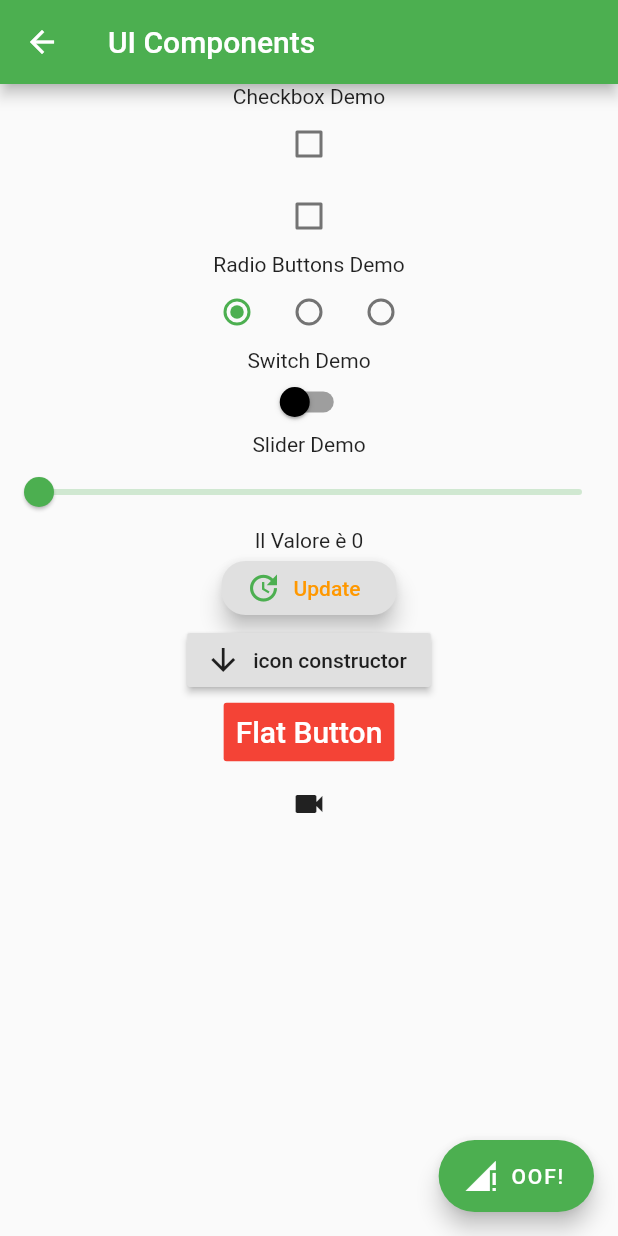
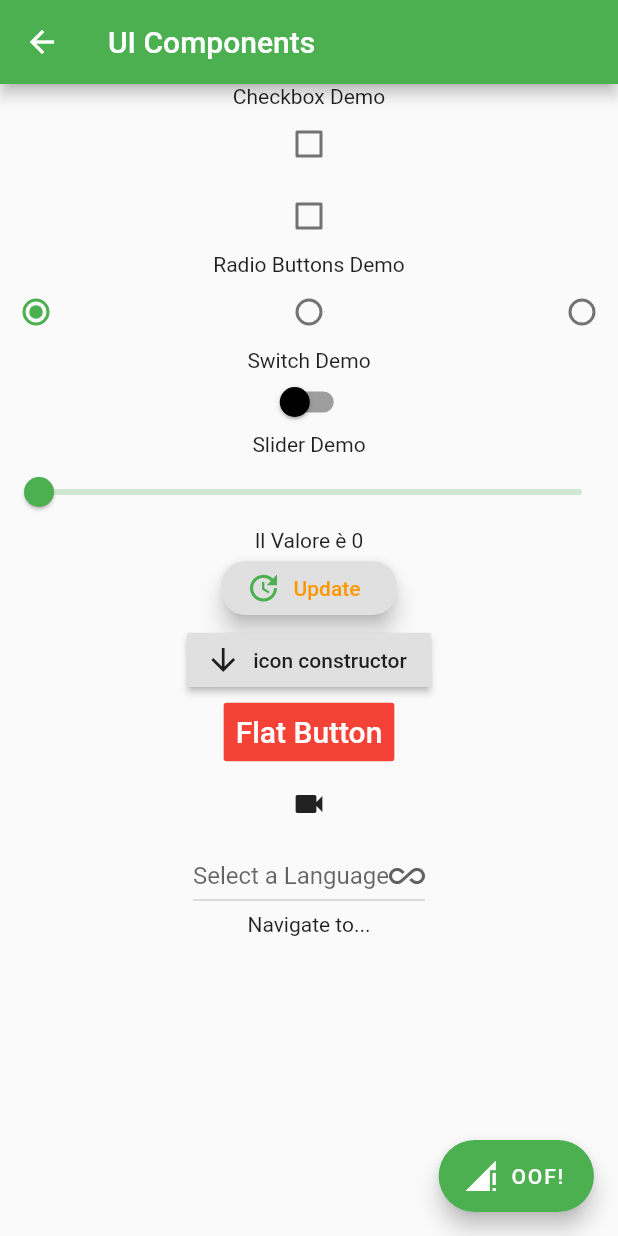
Before and after one commit to Davoleo/sample_flutter_app, a Flutter app: the ControlsRoute screen opened directly, on a phone screen of 412 x 824 dp. Run offline on Flutter 3.47's test engine with Material 2 defaults, Android fonts, the phone set to English and light mode, and no system bars.

Commit message:
DropdownButton | PopupMenuButton

```diff
--- a/lib/screens/controls_route.dart
+++ b/lib/screens/controls_route.dart
@@ -25,6 +25,20 @@ class _ControlsDemo extends State<ControlsRoute> {
 
   Options chosenOption = Options.op1;
 
+  final List<LanguageColor> langs = <LanguageColor> [
+    LanguageColor(1, "Java", Color(0xFFDC8F1F)),
+    LanguageColor(2, "Kotlin", Color(0xFFFFB240)),
+    LanguageColor(3, "Dart", Color(0xFF00E1D6)),
+    LanguageColor(4, "Typescript", Color(0xFF3691AB)),
+    LanguageColor(5, "C#", Color(0xFF1DA800)),
+    LanguageColor(6, "Objective C", Color(0xFF54B2FF)),
+    LanguageColor(6, "C++", Color(0xFFFF5E9C)),
+  ];
+
+  LanguageColor dropValue;
+
+  EnumPage popupValue;
+
   void onRadioClick(newValue) {
     setState(() {
       chosenOption = newValue;
@@ -33,6 +47,7 @@ class _ControlsDemo extends State<ControlsRoute> {
 
   @override
   Widget build(BuildContext context) {
+
     return Scaffold(
       appBar: AppBar(title: Text(widget.title),),
 
@@ -65,7 +80,7 @@ class _ControlsDemo extends State<ControlsRoute> {
             ),),
             Text("Radio Buttons Demo"),
             Center(child: Row(
-              mainAxisAlignment: MainAxisAlignment.center,
+              mainAxisAlignment: MainAxisAlignment.spaceBetween,
               children: <Widget>[
                 Radio(value: Options.op1, groupValue: chosenOption, onChanged: onRadioClick),
                 Radio(value: Options.op2, groupValue: chosenOption, onChanged: onRadioClick),
@@ -128,7 +143,53 @@ class _ControlsDemo extends State<ControlsRoute> {
 
               padding: EdgeInsets.all(8),
             ),
-            IconButton(icon: Icon(Icons.videocam), onPressed: () => {},),
+              IconButton(icon: Icon(Icons.videocam), onPressed: () => {},),
+              DropdownButton<LanguageColor>(
+                disabledHint: Text("Disabled"),
+                hint: Text("Select a Language"),
+                icon: Icon(Icons.all_inclusive),
+                isExpanded: false,
+
+                value: dropValue,
+                items: langs.map<DropdownMenuItem<LanguageColor>>(
+                    (LanguageColor color) {
+                      return DropdownMenuItem(
+                        child: Text(
+                          color.langName,
+                          style: TextStyle(color: color.color),),
+                        value: color,
+                      );
+                    }
+                ).toList(),
+                onChanged: (LanguageColor value) {setState(() {
+                  dropValue = value;
+                });},
+              ),
+              //Popup Menu
+              PopupMenuButton<EnumPage>(
+                child: Text("Navigate to..."),
+                itemBuilder: (BuildContext context) =>
+                <PopupMenuEntry<EnumPage>>[
+                  const PopupMenuItem<EnumPage>(
+                    value: EnumPage.home,
+                    child: Text("Home Page"),
+                  ),
+                  const PopupMenuDivider(),
+                  const PopupMenuItem<EnumPage>(
+                    value: EnumPage.page1,
+                    child: Text("First Page"),
+                  ),
+                  const PopupMenuItem<EnumPage>(
+                    value: EnumPage.page2,
+                    child: Text("Second Page"),
+                  )
+                ],
+                onSelected: (value) {
+                  setState(() {
+                    popupValue = value;
+                  });
+                  },
+              )
           ],)
         ],
       ),
@@ -142,3 +203,17 @@ class _ControlsDemo extends State<ControlsRoute> {
     );
   }
 }
+
+class LanguageColor {
+  int id;
+  String langName;
+  Color color;
+
+  LanguageColor(this.id, this.langName, this.color);
+}
+
+enum EnumPage {
+  home,
+  page1,
+  page2
+}
```
